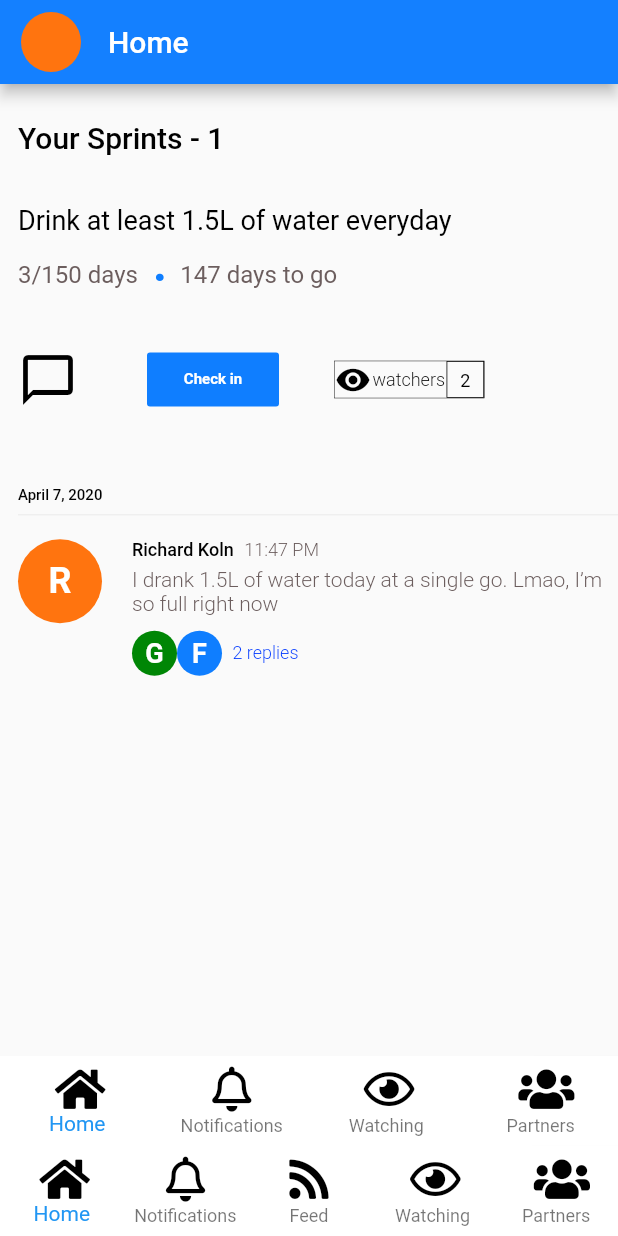
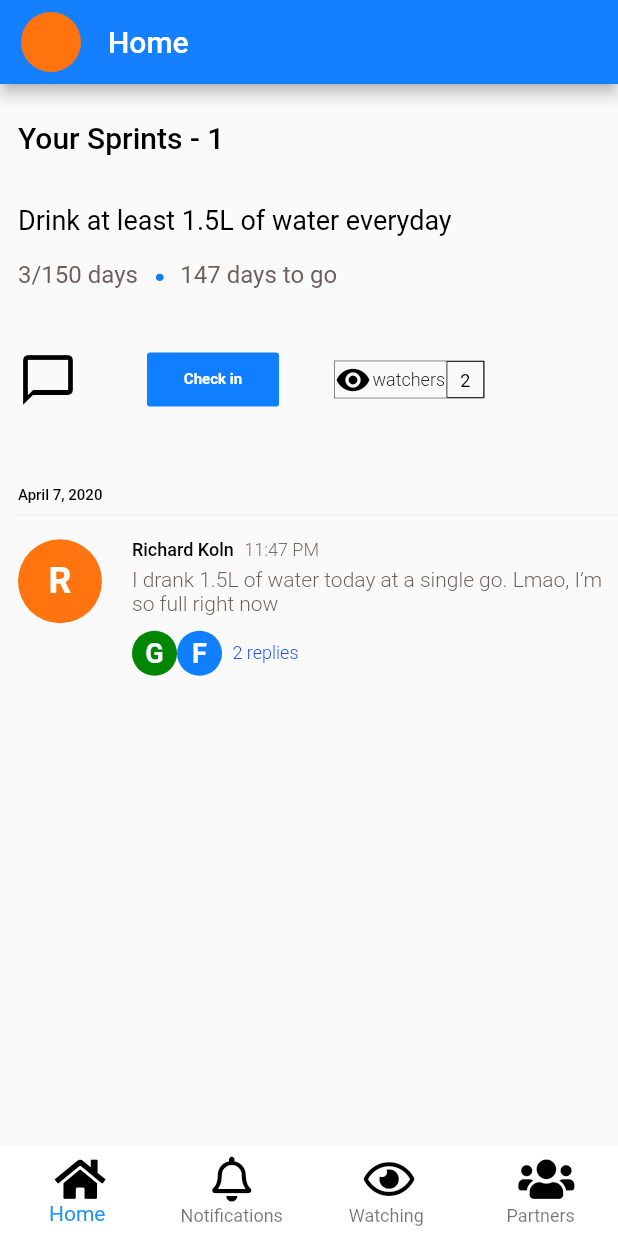
Before and after one commit to Mastrove/bonsai-mobile, a Flutter app: the screen it shows after launch, on a phone screen of 412 x 824 dp. Run offline on Flutter 3.47's test engine with Material 2 defaults, Android fonts, the phone set to English and light mode, and no system bars; our stand-ins replace font_awesome_flutter, google_fonts.

Commit message:
build home screen build out individual components of the home screen install relevant packages

```diff
--- a/lib/components/sprint_card.dart
+++ b/lib/components/sprint_card.dart
@@ -47,6 +47,7 @@ class SprintCard extends StatelessWidget {
                 '.',
                 style: TextStyle(
                   color: Color(0xFF0F7EFF),
+//                height: 4.9,
                   fontSize: 32,
                   fontWeight: FontWeight.bold,
                 ),
@@ -70,6 +71,7 @@ class SprintCard extends StatelessWidget {
           height: 20.0,
         ),
         Row(
+//          mainAxisAlignment: MainAxisAlignment.spaceEvenly,
           children: <Widget>[
             Icon(
               Icons.chat_bubble_outline,
--- a/lib/main.dart
+++ b/lib/main.dart
@@ -1,11 +1,6 @@
-import 'package:accpatapp/components/app_scaffold.dart';
 import 'package:accpatapp/models/comment_data.dart';
 import 'package:accpatapp/models/comment_reply_data.dart';
-import 'package:accpatapp/models/feed_data.dart';
-import 'package:accpatapp/models/notification_data.dart';
-import 'package:accpatapp/models/partner_data.dart';
 import 'package:accpatapp/models/sprint_data.dart';
-import 'package:accpatapp/models/watching_data.dart';
 import 'package:accpatapp/screens/home_screen.dart';
 import 'package:flutter/material.dart';
 import 'package:provider/provider.dart';
@@ -20,13 +15,9 @@ class MyApp extends StatelessWidget {
         ChangeNotifierProvider(create: (context) => SprintData()),
         ChangeNotifierProvider(create: (context) => CommentData()),
         ChangeNotifierProvider(create: (context) => CommentReplyData()),
-        ChangeNotifierProvider(create: (context) => NotificationData()),
-        ChangeNotifierProvider(create: (context) => FeedData()),
-        ChangeNotifierProvider(create: (context) => PartnerData()),
-        ChangeNotifierProvider(create: (context) => WatchingData()),
       ],
       child: MaterialApp(
-        home: AppScaffold(),
+        initialRoute: HomeScreen.id,
         routes: {
           HomeScreen.id: (context) => HomeScreen(),
         },
```
Also changed, not shown: lib/components/fixed_bottom_bar.dart (line endings or trailing spaces), lib/models/comment.dart (line endings or trailing spaces), lib/models/sprint_data.dart (line endings or trailing spaces).
